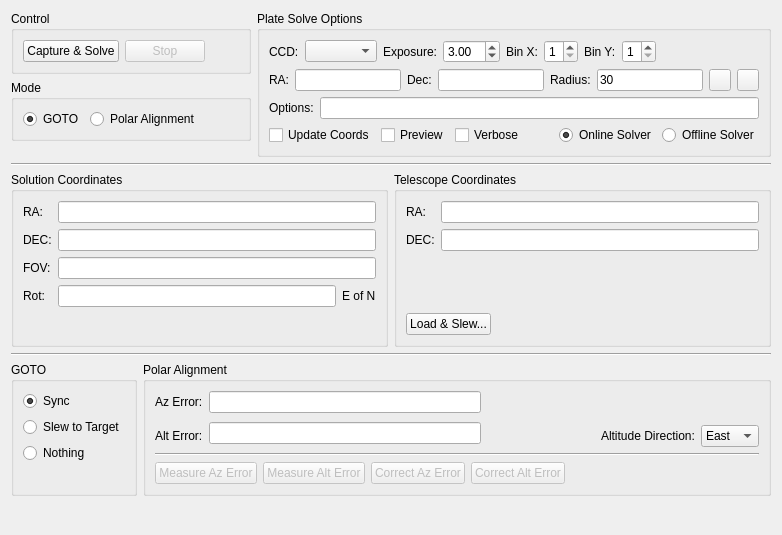
KDE/kstars, file kstars/ekos/align.ui: the form before one commit.
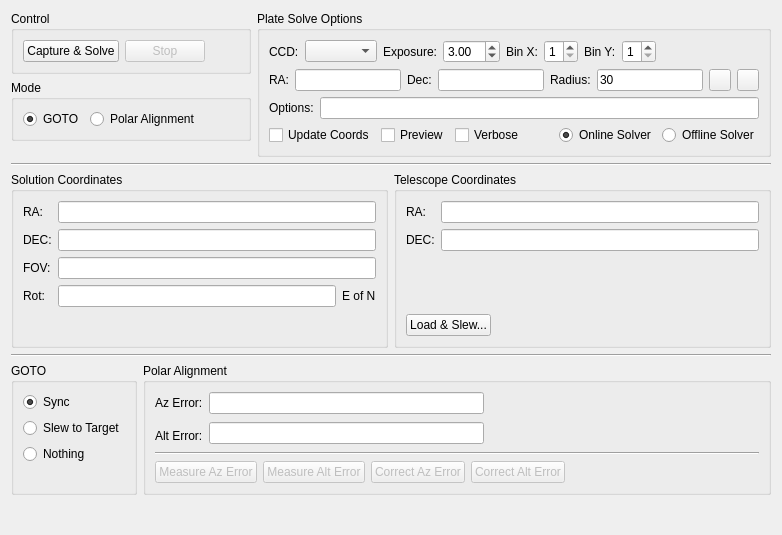
The form after the commit. Custom widgets are drawn as their Qt base class.

Commit message: automatically determine telescope azimuth direction, no need to ask the user

```diff
--- a/kstars/ekos/align.ui
+++ b/kstars/ekos/align.ui
@@ -808,33 +808,6 @@
               </property>
              </spacer>
             </item>
-            <item>
-             <widget class="QLabel" name="label_9">
-              <property name="toolTip">
-               <string>Direction of the mount when measuring altitude error. It is either east or west of the meridian</string>
-              </property>
-              <property name="statusTip">
-               <string/>
-              </property>
-              <property name="text">
-               <string>Altitude Direction:</string>
-              </property>
-             </widget>
-            </item>
-            <item>
-             <widget class="QComboBox" name="altDirCombo">
-              <item>
-               <property name="text">
-                <string>East</string>
-               </property>
-              </item>
-              <item>
-               <property name="text">
-                <string>West</string>
-               </property>
-              </item>
-             </widget>
-            </item>
            </layout>
           </item>
          </layout>
```
The commit also changes 1 other file.
